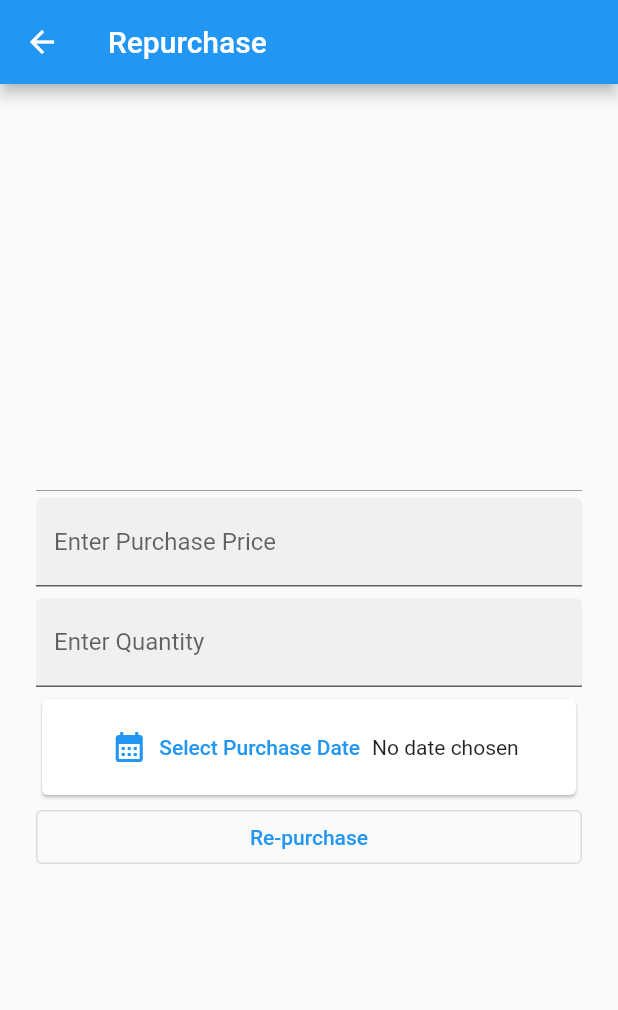
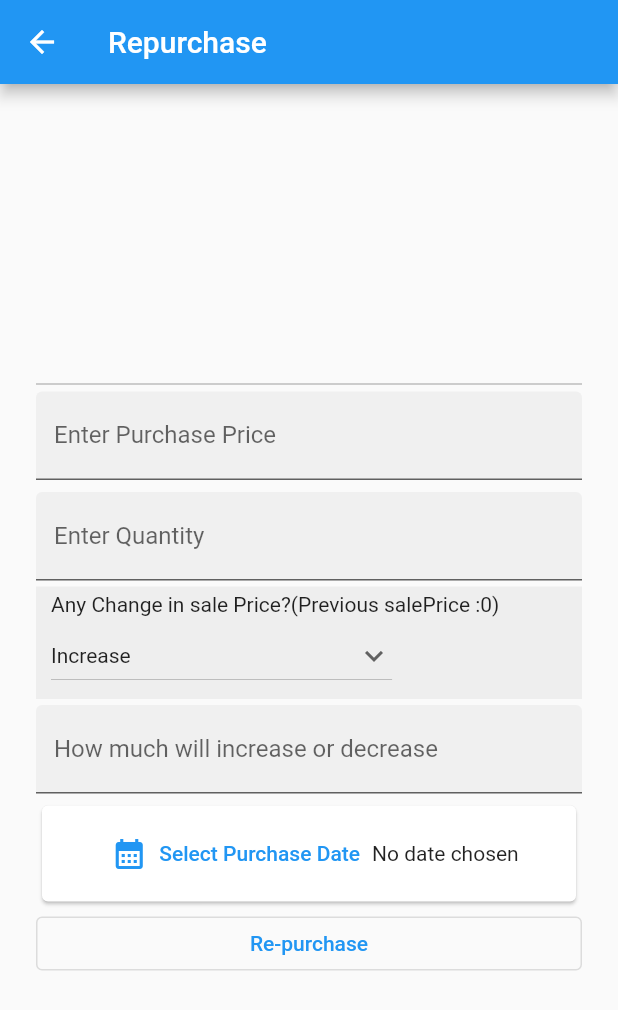
Before and after one commit to zahid2873/Ecommerce_app, a Flutter app: the ProductRepurchasePage screen opened directly with empty values, on a phone screen of 412 x 824 dp. Shown: the top 1010 px of the screen. Run offline on Flutter 3.47's test engine with Material 2 defaults, Android fonts, the phone set to English and light mode, and no system bars; our stand-ins replace cached_network_image, cloud_firestore, connectivity_plus, firebase_auth, firebase_core, firebase_storage and 2 more; accounts and stored records are empty.

Commit message:
change sale price after repurchase

```diff
--- a/lib/db/db_helper.dart
+++ b/lib/db/db_helper.dart
@@ -74,8 +74,27 @@ class DbHelper {
     final proDoc =
     _db.collection(collectionProduct).doc(productModel.productId);
     wb.update(proDoc, {
-      productFieldStock: (productModel.stock + purchaseModel.purchaseQuantity)
+      productFieldStock: (productModel.stock + purchaseModel.purchaseQuantity),
+
+        productFieldSalePrice : isPriceChangedField == 'Increase'? (productModel.salePrice + purchaseModel.changedAmount!):(productModel.salePrice - purchaseModel.changedAmount!),
+
     });
+    if(purchaseModel.isPriceChanged == 'Increase'){
+      wb.update(proDoc, {
+
+        productFieldSalePrice : (productModel.salePrice + purchaseModel.changedAmount!),
+
+      });
+    }
+    else{
+      wb.update(proDoc, {
+
+        productFieldSalePrice : (productModel.salePrice - purchaseModel.changedAmount!),
+
+      });
+
+    }
+
     final snapshot = await _db
         .collection(collectionCategory)
         .doc(productModel.category.categoryId)
--- a/lib/models/purchase_model.dart
+++ b/lib/models/purchase_model.dart
@@ -6,6 +6,9 @@ const String purchaseFieldId='purchaseId';
 const String purchaseFieldProductId='productId';
 const String purchaseFieldQuantity='purchaseQuantity';
 const String purchaseFieldPrice='purchasePrice';
+const String changedFieldAmount='changedAmount';
+const String isPriceChangedField='isPriceChanged';
+
 const String purchaseFieldDateModel='dateModel';
 
 
@@ -13,13 +16,17 @@ class PurchaseModel{
 
   String? purchaseId;
   String ? productId;
+  String ? isPriceChanged;
   num purchaseQuantity;
   num purchasePrice;
+  num ? changedAmount;
   DateModel dateModel;
 
   PurchaseModel({
     this.purchaseId,
     this.productId,
+    this.isPriceChanged,
+    this.changedAmount,
     required this.purchaseQuantity,
     required this.purchasePrice,
     required this.dateModel,
@@ -29,8 +36,10 @@ class PurchaseModel{
     return <String,dynamic>{
       purchaseFieldId:purchaseId,
       purchaseFieldProductId:productId,
+      isPriceChangedField : isPriceChanged,
       purchaseFieldQuantity:purchaseQuantity,
       purchaseFieldPrice:purchasePrice,
+      changedFieldAmount: changedAmount,
       purchaseFieldDateModel:dateModel.toMap(),
     };
   }
@@ -38,8 +47,12 @@ class PurchaseModel{
   factory PurchaseModel.fromMap(Map<String,dynamic>map)=>PurchaseModel(
     purchaseId:map[purchaseFieldId],
     productId:map[purchaseFieldProductId],
+    isPriceChanged:map[isPriceChangedField],
+
     purchaseQuantity: map[purchaseFieldQuantity],
     purchasePrice:map[purchaseFieldPrice],
+    changedAmount:map[changedFieldAmount],
+
     dateModel: DateModel.fromMap(map[purchaseFieldDateModel]),
   );
 }
--- a/lib/pages/product_repurchase_page.dart
+++ b/lib/pages/product_repurchase_page.dart
@@ -20,6 +20,16 @@ class ProductRepurchasePage extends StatefulWidget {
 class _ProductRepurchasePageState extends State<ProductRepurchasePage> {
   final _quantityController = TextEditingController();
   final _purchasePriceController = TextEditingController();
+  final _changeAmountController = TextEditingController();
+  // Initial Selected Value
+  String dropdownValue = 'Increase';
+
+  // List of items in our dropdown menu
+  var items = [
+    'Increase',
+    'Decrease',
+  ];
+
   final _formKey = GlobalKey<FormState>();
   DateTime? purchaseDate;
   late ProductModel productModel;
@@ -83,6 +93,61 @@ class _ProductRepurchasePageState extends State<ProductRepurchasePage> {
                   },
                 ),
               ),
+              Container(
+                padding: EdgeInsets.symmetric(horizontal: 10,vertical: 4),
+                width: double.infinity,
+                height: 75,
+                color: Colors.grey.shade200,
+                child: Column(
+                  crossAxisAlignment: CrossAxisAlignment.start,
+                  children: [
+                    Text("Any Change in sale Price?(Previous salePrice :${productModel.salePrice})"),
+                    SizedBox(height: 2,),
+                    DropdownButton(
+
+                      // Initial Value
+                      value: dropdownValue,
+                      hint: Text('Is price increase or decrease'),
+
+                      // Down Arrow Icon
+                      icon: const Icon(Icons.keyboard_arrow_down),
+
+                      // Array list of items
+                      items: items.map((String items) {
+                        return DropdownMenuItem(
+                          value: items,
+                          child: Text(items,style: TextStyle(fontSize: 14),),
+                        );
+                      }).toList(),
+                      // After selecting the desired option,it will
+                      // change button value to selected value
+                      onChanged: (String? newValue) {
+                        setState(() {
+                          dropdownValue = newValue!;
+                        });
+                      },
+                    ),
+                  ],
+                ),
+              ),
+              if(dropdownValue !='No Change') Padding(
+                padding: const EdgeInsets.symmetric(vertical: 4.0),
+                child: TextFormField(
+                  keyboardType: TextInputType.number,
+                  controller: _changeAmountController,
+                  decoration: const InputDecoration(
+                    filled: true,
+                    labelText: 'How much will increase or decrease',
+                  ),
+                  validator: (value) {
+                    if (value == null || value.isEmpty) {
+                      return 'This field must not be empty';
+                    }
+
+                    return null;
+                  },
+                ),
+              ),
               Card(
                 child: Padding(
                   padding: const EdgeInsets.all(8),
@@ -135,8 +200,10 @@ class _ProductRepurchasePageState extends State<ProductRepurchasePage> {
       EasyLoading.show(status: 'Please wait');
       final model = PurchaseModel(
           productId: productModel.productId,
+          isPriceChanged: dropdownValue,
           purchaseQuantity: num.parse(_quantityController.text),
           purchasePrice: num.parse(_purchasePriceController.text),
+          changedAmount: num.parse(_changeAmountController.text),
           dateModel: DateModel(
               timestamp: Timestamp.fromDate(purchaseDate!),
               day: purchaseDate!.day,
```
Also changed, not shown: lib/pages/product_details_page.dart (+14 -1 lines).
